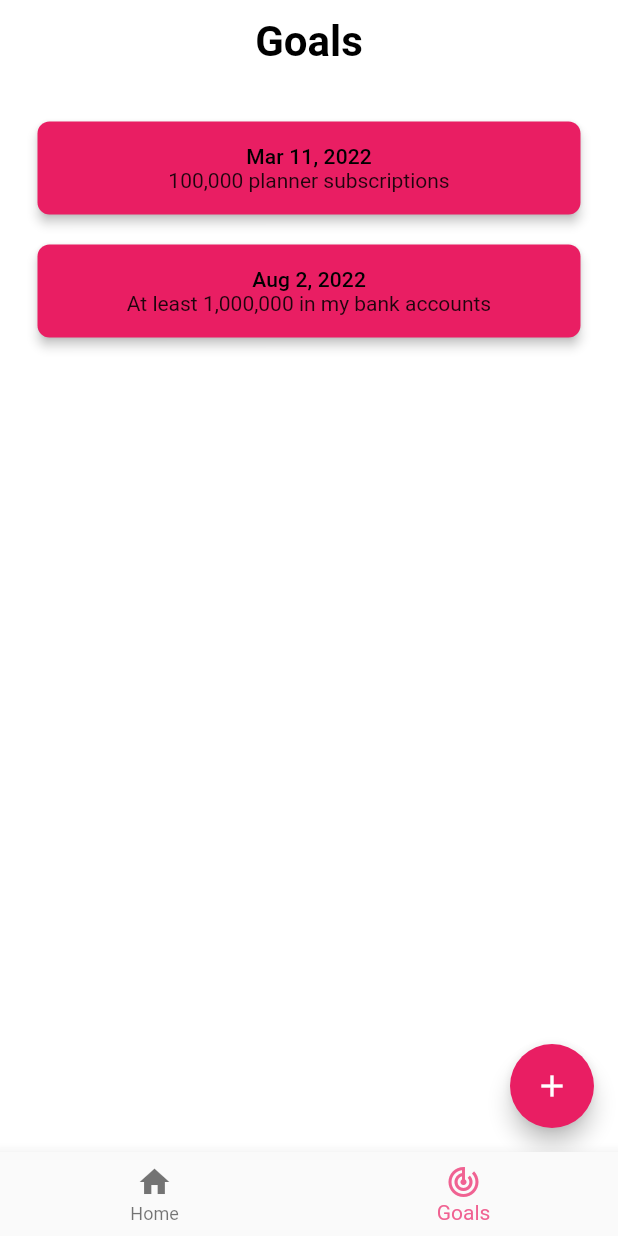
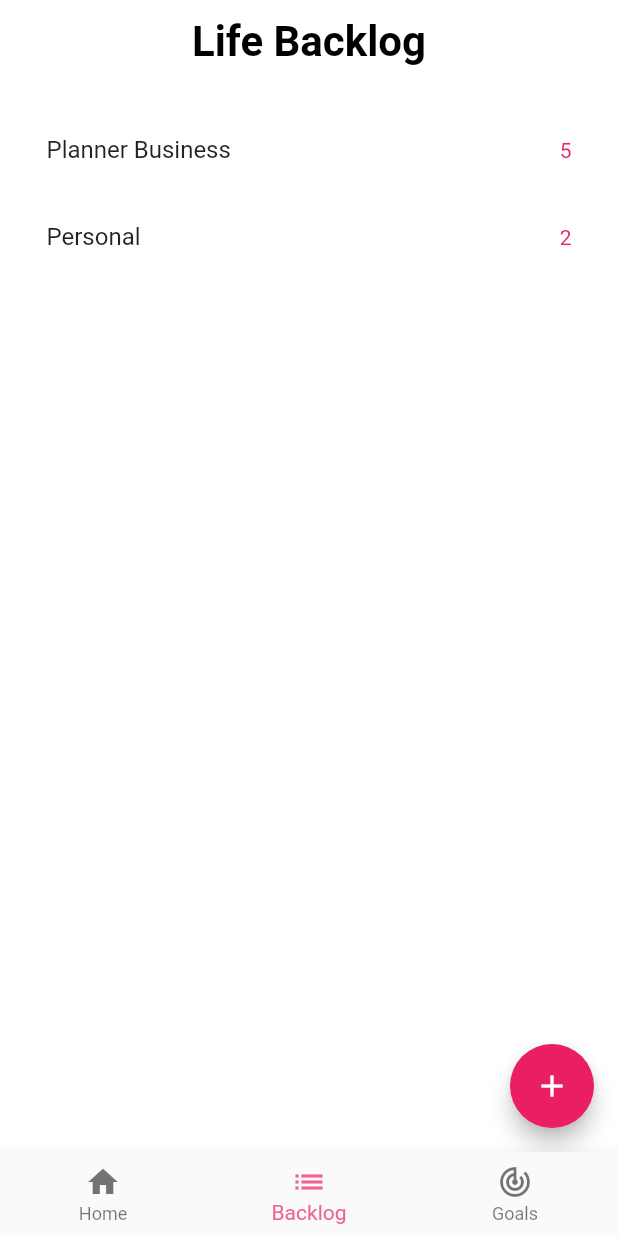
Before and after one commit to CandiceWright/SmartPlanner-Frontend, a Flutter app: the NavigationWrapper screen opened directly, item 2 of the bottom bar chosen, on a phone screen of 412 x 824 dp. Run offline on Flutter 3.47's test engine with Material 2 defaults, Android fonts, the phone set to English and light mode, and no system bars.

Commit message:
Backlog list view parially complete

```diff
--- a/lib/models/user.dart
+++ b/lib/models/user.dart
@@ -1,16 +1,66 @@
+import 'package:flutter/foundation.dart';
+
 import 'goal.dart';
+import 'backlog_item.dart';
 
 class User {
   var name = "";
   var email = "";
   var goals = [];
+  var backlogItems = <BacklogItem>[];
+  var backlog = new Map();
 
   User(this.name, this.email) {
-    List<Goal> userGoals = [];
+    //Goals
+    //List<Goal> userGoals = [];
     Goal goal1 = Goal("100,000 planner subscriptions", DateTime(2022, 3, 11));
     Goal goal2 =
         Goal("At least 1,000,000 in my bank accounts", DateTime(2022, 8, 2));
     goals.add(goal1);
     goals.add(goal2);
+
+    //List<BacklogItem> backlogItems = [];
+    BacklogItem bli1 = BacklogItem("Complete backlog feature.",
+        DateTime(2022, 3, 1), false, "Planner Business");
+    BacklogItem bli2 = BacklogItem(
+        "Complete Homepage.", DateTime(2022, 3, 3), false, "Planner Business");
+    BacklogItem bli3 = BacklogItem("Complete Calendar Feature.",
+        DateTime(2022, 3, 6), false, "Planner Business");
+    BacklogItem bli4 = BacklogItem("Complete assistant feature.",
+        DateTime(2022, 3, 11), false, "Planner Business");
+    BacklogItem bli5 = BacklogItem("Complete Server and connect to front end.",
+        DateTime(2022, 3, 16), false, "Planner Business");
+    BacklogItem bli6 =
+        BacklogItem("Get nails done.", DateTime(2022, 3, 3), false, "Personal");
+    BacklogItem bli7 =
+        BacklogItem("Wash Clothes.", DateTime(2022, 3, 3), false, "Personal");
+
+    backlogItems.add(bli1);
+    backlogItems.add(bli2);
+    backlogItems.add(bli3);
+    backlogItems.add(bli4);
+    backlogItems.add(bli5);
+    backlogItems.add(bli6);
+    backlogItems.add(bli7);
+
+    print(backlogItems);
+
+    buildBacklogMap();
+  }
+
+  void buildBacklogMap() {
+    print("I am building backlog");
+    //var backlog = new Map();
+    for (int i = 0; i < backlogItems.length; i++) {
+      print("I am in for loop");
+      print(backlogItems[i].category);
+      if (backlog.containsKey(backlogItems[i].category)) {
+        backlog[backlogItems[i].category].add(backlogItems[i]);
+      } else {
+        backlog[backlogItems[i].category] = [backlogItems[i]];
+      }
+    }
+    print(backlog);
+    //return backlog;
   }
 }
--- /dev/null
+++ b/lib/views/Backlog/backlog_page.dart
@@ -0,0 +1,113 @@
+import 'package:flutter/material.dart';
+import '/services/planner_service.dart';
+import 'package:intl/intl.dart';
+import 'package:flutter/cupertino.dart';
+
+class BacklogPage extends StatefulWidget {
+  const BacklogPage({Key? key}) : super(key: key);
+
+  // This widget is the home page of your application. It is stateful, meaning
+  // that it has a State object (defined below) that contains fields that affect
+  // how it looks.
+
+  // This class is the configuration for the state. It holds the values (in this
+  // case the title) provided by the parent (in this case the App widget) and
+  // used by the build method of the State. Fields in a Widget subclass are
+  // always marked "final".
+
+  @override
+  State<BacklogPage> createState() => _BacklogPageState();
+}
+
+class _BacklogPageState extends State<BacklogPage> {
+  bool _value = false;
+  var backlog = PlannerService.sharedInstance.user.backlog;
+
+  @override
+  void initState() {
+    super.initState();
+    print(PlannerService.sharedInstance.user.backlog);
+  }
+
+  void _openNewBacklogItemPage() {
+    //this function needs to change to create new goal
+    // Navigator.push(
+    //     context,
+    //     CupertinoPageRoute(
+    //         builder: (context) => NewGoalPage(updateGoals: _updateGoalsList)));
+  }
+
+  void _updateBacklogList() {
+    print("I am in update goals");
+    setState(() {});
+  }
+
+  List<Widget> buildBacklogListView() {
+    print("building backlog view");
+    List<Widget> backloglistview = [];
+    backlog.forEach((key, value) {
+      List<Widget> expansionTileChildren = [];
+      for (int i = 0; i < value.length; i++) {
+        Widget child = CheckboxListTile(
+          title: Text(value[i].description),
+          subtitle: Text(DateFormat.yMMMd().format(value[i].completeBy)),
+          value: value[i].isComplete,
+          onChanged: (bool? value) {
+            print(value);
+            setState(() {
+              _value = value!;
+            });
+          },
+          secondary: IconButton(
+            icon: const Icon(Icons.visibility_outlined),
+            tooltip: 'View this backlog item',
+            onPressed: () {
+              setState(() {});
+            },
+          ),
+          controlAffinity: ListTileControlAffinity.leading,
+        );
+        expansionTileChildren.add(child);
+      }
+      Widget expansionTile = ExpansionTile(
+        title: Text(key),
+        children: expansionTileChildren,
+        trailing:
+            Text(value.length.toString(), style: TextStyle(color: Colors.pink)),
+      );
+      backloglistview.add(expansionTile);
+    });
+
+    return backloglistview;
+  }
+
+  @override
+  Widget build(BuildContext context) {
+    // This method is rerun every time setState is called, for instance as done
+    // by the _incrementCounter method above.
+    //
+    // The Flutter framework has been optimized to make rerunning build methods
+    // fast, so that you can just rebuild anything that needs updating rather
+    // than having to individually change instances of widgets.
+    List<Widget> backlogListView = buildBacklogListView();
+    return Scaffold(
+      appBar: AppBar(
+        // Here we take the value from the MyHomePage object that was created by
+        // the App.build method, and use it to set our appbar title.
+        title: const Text("Life Backlog"),
+        centerTitle: true,
+      ),
+      body: Container(
+        child: ListView(
+          children: backlogListView,
+        ),
+        margin: EdgeInsets.all(15),
+      ),
+      floatingActionButton: FloatingActionButton(
+        onPressed: _openNewBacklogItemPage,
+        tooltip: 'Increment',
+        child: const Icon(Icons.add),
+      ), // This trailing comma makes auto-formatting nicer for build methods.
+    );
+  }
+}
--- a/lib/views/navigation_wrapper.dart
+++ b/lib/views/navigation_wrapper.dart
@@ -2,6 +2,7 @@ import 'package:flutter/material.dart';
 import 'package:flutter/cupertino.dart';
 import '/views/Goals/goals_page.dart';
 import '/views/Home/home_page.dart';
+import '/views/Backlog/backlog_page.dart';
 
 class NavigationWrapper extends StatefulWidget {
   const NavigationWrapper({Key? key}) : super(key: key);
@@ -17,6 +18,7 @@ class _NavigationWrapperState extends State<NavigationWrapper> {
       TextStyle(fontSize: 30, fontWeight: FontWeight.bold);
   static const List<Widget> _widgetOptions = <Widget>[
     HomePage(),
+    BacklogPage(),
     GoalsPage(),
   ];
 
@@ -41,6 +43,10 @@ class _NavigationWrapperState extends State<NavigationWrapper> {
             label: 'Home',
           ),
           BottomNavigationBarItem(
+            icon: Icon(Icons.list),
+            label: 'Backlog',
+          ),
+          BottomNavigationBarItem(
             icon: Icon(Icons.track_changes_outlined),
             label: 'Goals',
           ),
```
Also changed, not shown: lib/models/backlog_item.dart (added, +11 -0 lines), 20 other files.
